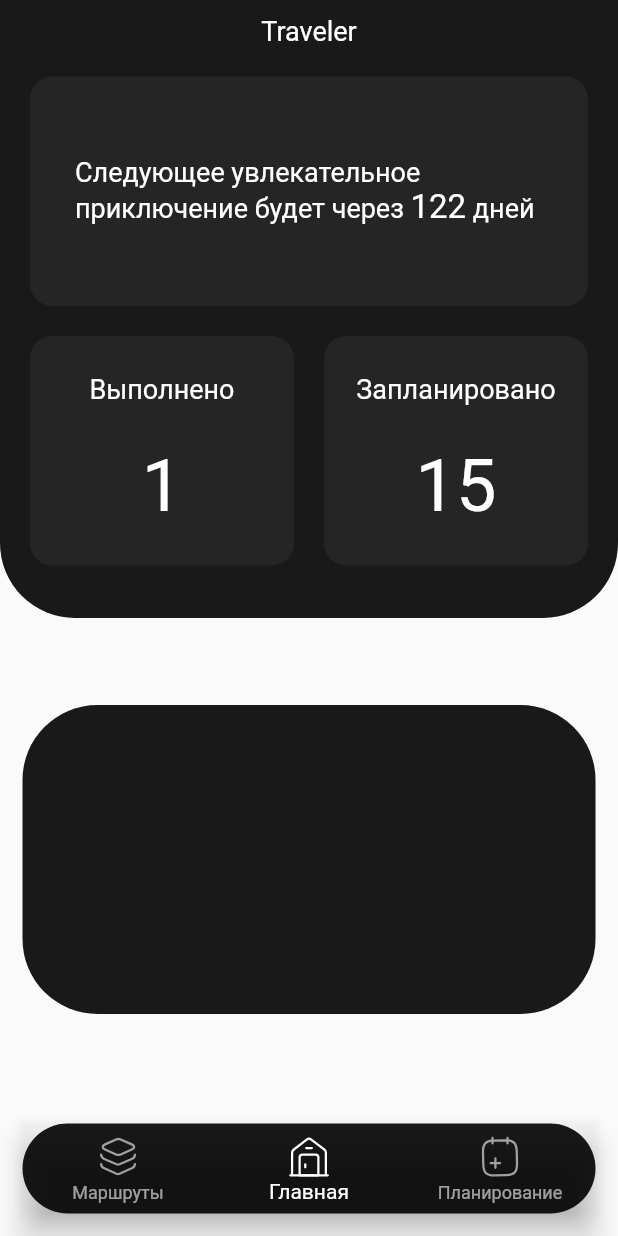
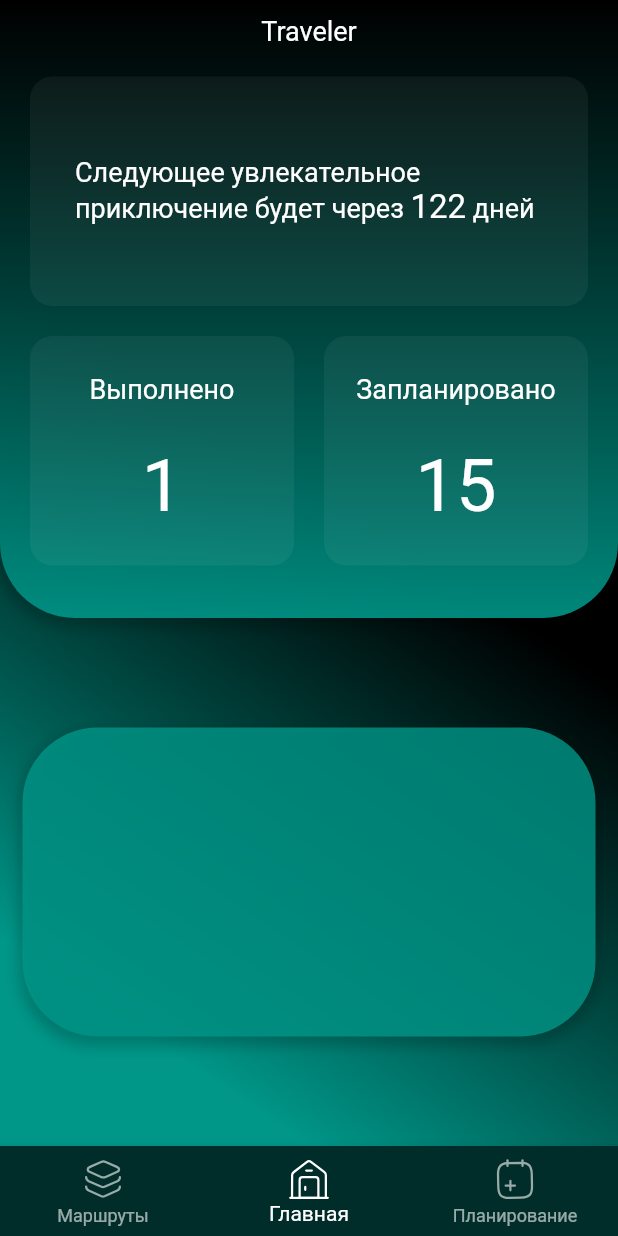
Before and after one commit to Pavel-Marachev/Traveler, a Flutter app: the screen it shows after launch, on a phone screen of 412 x 824 dp. Run offline on Flutter 3.47's test engine with Material 2 defaults, Android fonts, the phone set to English and light mode, and no system bars; our stand-ins replace flutter_bloc, flutter_svg; missing offline and left inert: yandex_mapkit.

Commit message:
Design refactoring

```diff
--- a/lib/business_logic/blocs/add_route_bloc/add_route_bloc.dart
+++ b/lib/business_logic/blocs/add_route_bloc/add_route_bloc.dart
@@ -20,8 +20,10 @@ class AddRouteBloc extends Bloc<AddRouteEvent, AddRouteState> {
       InputTextSubmitted event, Emitter<AddRouteState> emit) async {
     GeographicObjectsModel itemModel =
         await _repository.fetchObjectsList(event.value);
-    _latitude = itemModel.features?[0].geometry?.coordinates?[1];
-    _longitude = itemModel.features?[0].geometry?.coordinates?[0];
+        if (itemModel.features!.isNotEmpty) {
+          _latitude = itemModel.features?[0].geometry?.coordinates?[1];
+          _longitude = itemModel.features?[0].geometry?.coordinates?[0];
+        }
     if (_latitude != null && _longitude != null) {
       point = Point(latitude: _latitude!, longitude: _longitude!);
       emit(state.copyWith(point: point));
--- a/lib/data/data_providers/geographic_objects_provider.dart
+++ b/lib/data/data_providers/geographic_objects_provider.dart
@@ -14,7 +14,7 @@ class GeographicObjectsProvider {
     if (response.statusCode == 200) {
       return GeographicObjectsModel.fromJson(json.decode(response.body));
     } else {
-      throw Exception('Failed to load post');
+      return GeographicObjectsModel();
     }
   }
 }
--- a/lib/main.dart
+++ b/lib/main.dart
@@ -43,22 +43,13 @@ class MyApp extends StatelessWidget {
         builder: (context, state) {
           return MaterialApp(
             title: 'Traveler',
-        theme: ThemeData(
-          primarySwatch: Colors.blue,
-        ),
             debugShowCheckedModeBanner: false,
             home: Scaffold(
-          bottomNavigationBar: Container(
-            margin: const EdgeInsets.all(15),
-            height: 60,
-            decoration: BoxDecoration(
-              color: kBackgroundWidgetColor.withOpacity(0.9),
-              borderRadius: BorderRadius.circular(30),
-            ),
-            child: BottomNavigationBar(
+              backgroundColor: kBackgroundWidgetColor,
+              bottomNavigationBar: BottomNavigationBar(
                 unselectedItemColor: kWidgetColor.withOpacity(0.6),
                 selectedItemColor: kWidgetColor,
-              backgroundColor: Colors.transparent,
+                backgroundColor: kMainColor.withOpacity(0.3),
                 currentIndex: getCurrentIndex(state),
                 onTap: (value) {
                   switch (value) {
@@ -71,7 +62,8 @@ class MyApp extends StatelessWidget {
                       context.read<NavigationBloc>().add(PressedOnHomePage());
                       break;
                     case 2:
-                    context.read<NavigationBloc>().add(PressedOnAddRoutePage());
+                      context.read<NavigationBloc>().add(
+                          PressedOnAddRoutePage());
                       break;
                   }
                 },
@@ -102,8 +94,16 @@ class MyApp extends StatelessWidget {
                   ),
                 ],
               ),
+              body: Container(
+                decoration: BoxDecoration(
+                  gradient: LinearGradient(begin: Alignment(0, 1),
+                    end: Alignment(1, 0.2),
+                    colors: <Color> [
+                      kMainColor,
+                      kBackgroundWidgetColor.withOpacity(0.9),
+                    ],),
                 ),
-          body: getPageState(state),
+                child: getPageState(state),),
             ),
           );
         });
--- a/lib/presentation/pages/home_page.dart
+++ b/lib/presentation/pages/home_page.dart
@@ -7,15 +7,7 @@ class HomePage extends StatelessWidget {
 
   @override
   Widget build(BuildContext context) {
-    return Container(
-      // constraints: const BoxConstraints.expand(),
-      // decoration: const BoxDecoration(
-      //   image: DecorationImage(
-      //     image: AssetImage("assets/images/background_mountains.jpg"),
-      //     fit: BoxFit.cover,
-      //   ),
-      // ),
-      child: Scaffold(
+    return Scaffold(
       backgroundColor: Colors.transparent,
       body: Column(
         mainAxisAlignment: MainAxisAlignment.spaceBetween,
@@ -28,6 +20,22 @@ class HomePage extends StatelessWidget {
               color: kBackgroundWidgetColor.withOpacity(0.9),
               borderRadius:
                   const BorderRadius.vertical(bottom: Radius.circular(50)),
+              gradient: LinearGradient(
+                begin: Alignment(0.5, 1),
+                end: Alignment(0.5, -1),
+                colors: <Color>[
+                  kMainColor,
+                  kBackgroundWidgetColor.withOpacity(0.9),
+                ],
+              ),
+              boxShadow: [
+                BoxShadow(
+                  color: kBackgroundWidgetColor.withOpacity(0.2),
+                  spreadRadius: 2,
+                  blurRadius: 7,
+                  offset: Offset(0, 4),
+                ),
+              ],
             ),
             child: SafeArea(
               child: Center(
@@ -94,15 +102,22 @@ class HomePage extends StatelessWidget {
             constraints: BoxConstraints.tightFor(
                 height: MediaQuery.of(context).size.height / 4),
             decoration: BoxDecoration(
-                color: kBackgroundWidgetColor.withOpacity(0.9),
+              color: kMainColor.withOpacity(0.8),
               borderRadius: BorderRadius.circular(50),
+              boxShadow: [
+                BoxShadow(
+                  color: kBackgroundWidgetColor.withOpacity(0.2),
+                  spreadRadius: 2,
+                  blurRadius: 7,
+                  offset: Offset(0, 4),
+                ),
+              ],
             ),
           ),
           const Spacer(),
         ],
       ),
       //bottomNavigationBar: const MyTabBar(),
-      ),
     );
   }
 }
--- a/lib/presentation/theme/constants.dart
+++ b/lib/presentation/theme/constants.dart
@@ -1,7 +1,8 @@
 import 'package:flutter/material.dart';
 
-const kBackgroundWidgetColor = Color(0x00000000);
+const kBackgroundWidgetColor = Color(0xFF000000);
 const kWidgetColor = Color(0xFFFFFFFF);
+const kMainColor = Colors.teal;
 
 const TextStyle kTextStyleTitle = TextStyle(
   fontSize: 18,
```
Also changed, not shown: lib/presentation/pages/add_route_page.dart (+36 -12 lines), lib/presentation/pages/places_list_page.dart (+9 -6 lines), 7 other files. Lines whose indentation alone changed are shown as unchanged.
